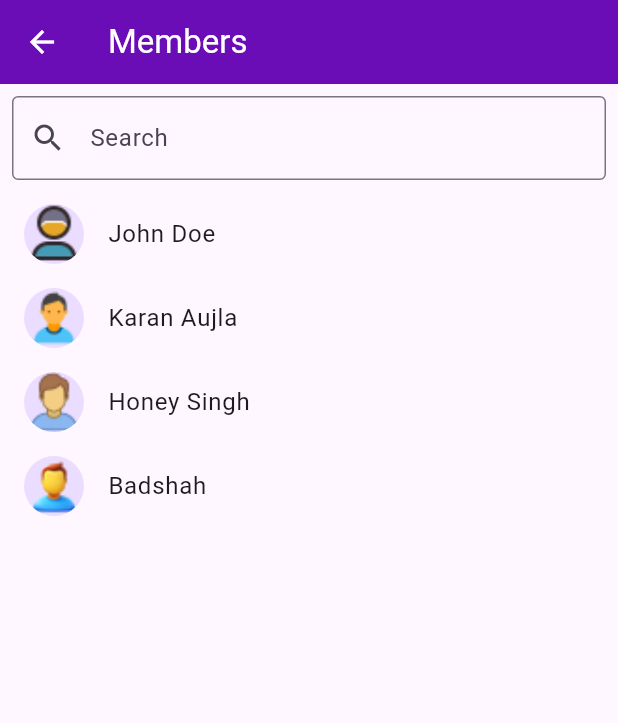
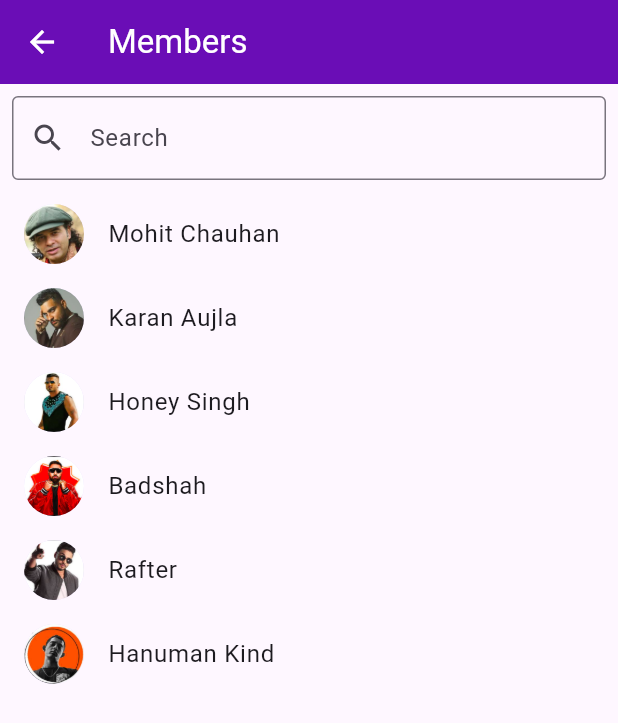
Before and after one commit to RohitSingh-04/TrackUs, a Flutter app: the MemberScreen screen opened directly, on a phone screen of 412 x 824 dp. Shown: the top 723 px of the screen. Run offline on Flutter 3.47's test engine with Material 3 defaults, Android fonts, the phone set to English and light mode, and no system bars; our stand-ins replace google_maps_flutter.

Commit message:
add more data and time facilities

```diff
--- a/lib/main.dart
+++ b/lib/main.dart
@@ -15,6 +15,7 @@ class MyApp extends StatelessWidget {
       theme: ThemeData(
         primarySwatch: Colors.blue,
       ),
+      debugShowCheckedModeBanner: false,
       home: MenuScreen(),
     );
   }
--- a/lib/models/person.dart
+++ b/lib/models/person.dart
@@ -5,6 +5,7 @@ class Person {
   final String name;
   final String imagePath;
   final List<LatLng> locations;
+  final List<String> time;
 
-  Person({required this.name, required this.imagePath, required this.locations});
+  Person({required this.name, required this.imagePath, required this.locations, required this.time});
 }
--- a/lib/screens/menu_screen.dart
+++ b/lib/screens/menu_screen.dart
@@ -193,7 +193,7 @@ class _MenuScreenState extends State<MenuScreen> {
           backgroundImage: AssetImage(person.imagePath),
         ),
         title: Text(person.name),
-        subtitle: Text('Location Count: ${person.locations.length}'),
+        subtitle: Text('Location Count: ${person.locations.length}\n${person.time[0]}'),
         onTap: () {
           // Navigate to detailed view for the person
           Navigator.push(
--- a/lib/screens/person_details_screen.dart
+++ b/lib/screens/person_details_screen.dart
@@ -120,10 +120,11 @@ class _PersonDetailsScreenState extends State<PersonDetailsScreen> {
                 itemCount: widget.person.locations.length,
                 itemBuilder: (context, index) {
                   final location = widget.person.locations[index];
+                  final time = widget.person.time[index];
                   return ListTile(
                     leading: Icon(Icons.location_on, color: Colors.purple),
                     title: Text('Location ${index + 1}'),
-                    subtitle: Text('Lat: ${location.latitude}, Lng: ${location.longitude}'),
+                    subtitle: Text('Lat: ${location.latitude}, Lng: ${location.longitude}\n${time}'),
                     onTap: () => _showPathBetweenLocations(index), // Handle tap to show path
                   );
                 },
--- a/lib/utils/constants.dart
+++ b/lib/utils/constants.dart
@@ -4,7 +4,7 @@ import '../models/person.dart';
 // Constants for persons and their locations
 final List<Person> persons = [
   Person(
-    name: 'John Doe',
+    name: 'Mohit Chauhan',
     imagePath: 'assets/person1.png',
     locations: [
       LatLng(28.948457, 79.905233),
@@ -13,6 +13,7 @@ final List<Person> persons = [
       LatLng(28.972021, 79.927961),
       // Add more LatLng points as needed
     ],
+    time: ["in: 7:00 PM out: 10:00 PM", "in: 5:00 PM out: 7:00 PM", "in: 3:00 PM out: 7:00 PM", "in: 10:00 AM out: 3:00 PM",]
   ),
   Person(
     name: 'Karan Aujla',
@@ -23,6 +24,7 @@ final List<Person> persons = [
       LatLng(28.955327, 79.933427),
       // Add more LatLng points as needed
     ],
+    time: ["in: 5:00 PM out: 7:00 PM", "in: 5:00 PM out: 3:00 PM", "in: 9:00 AM out: 3:00 PM"]
   ),
   Person(
     name: 'Honey Singh',
@@ -31,6 +33,7 @@ final List<Person> persons = [
       LatLng(28.945799, 79.913506),
       // Add more LatLng points as needed
     ],
+    time: ["in 10:00 AM"]
   ),
   Person(
     name: 'Badshah',
@@ -40,6 +43,29 @@ final List<Person> persons = [
       LatLng(29.001264, 79.927685),
       // Add more LatLng points as needed
     ],
+    time: ["in: 7:00 PM out: 10:00 PM", "in: 5:00 PM out: 7:00 PM"]
+  ),
+  Person(
+    name: 'Rafter',
+    imagePath: 'assets/person5.png',
+    locations: [
+      LatLng(28.932485, 79.928640),
+      LatLng(28.932971, 79.926711),
+      LatLng(28.931881, 79.926670),
+      // Add more LatLng points as needed
+    ],
+    time: ["10:00 AM"]
+  ),
+  Person(
+    name: 'Hanuman Kind',
+    imagePath: 'assets/person6.png',
+    locations: [
+      LatLng(28.958429, 79.903067),
+      LatLng(28.956277, 79.910208),
+      LatLng(28.955146, 79.909486),
+      // Add more LatLng points as needed
+    ],
+    time: ["10:00 AM"]
   ),
   // Add more Person instances as needed
 ];
--- a/pubspec.yaml
+++ b/pubspec.yaml
@@ -71,6 +71,8 @@ flutter:
     - assets/person2.png
     - assets/person3.png
     - assets/person4.png
+    - assets/person5.png
+    - assets/person6.png
   # An image asset can refer to one or more resolution-specific "variants", see
   # https://flutter.dev/to/resolution-aware-images
 
```
Also changed, not shown: assets/person1.png, assets/person2.png, assets/person3.png, assets/person4.png, assets/person5.png (added), assets/person6.png (added).
